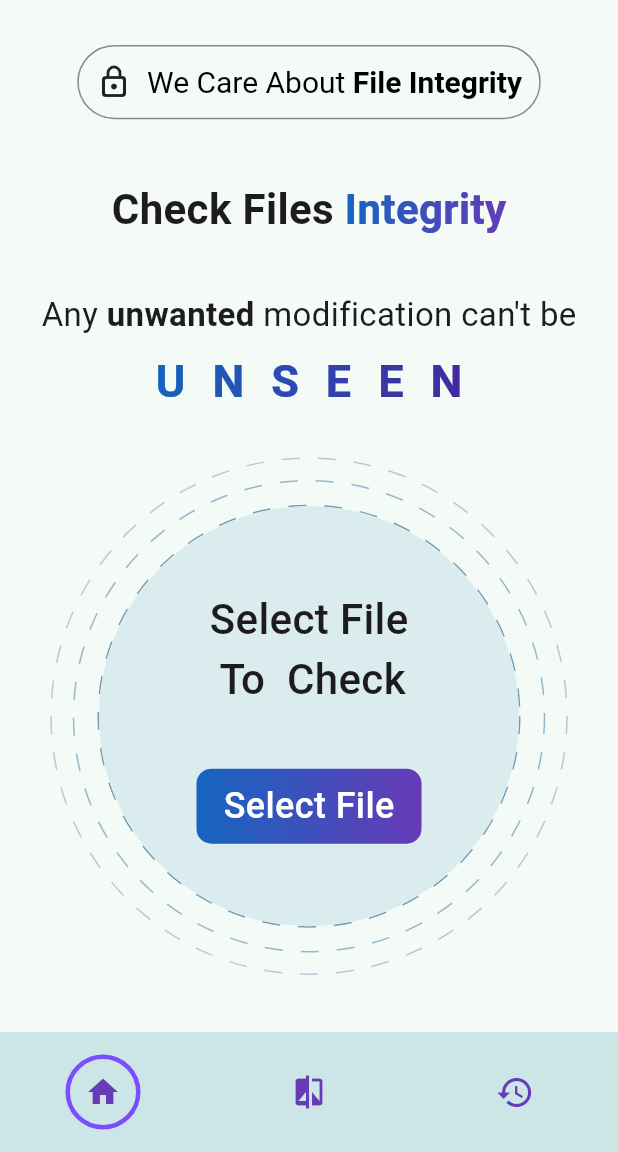
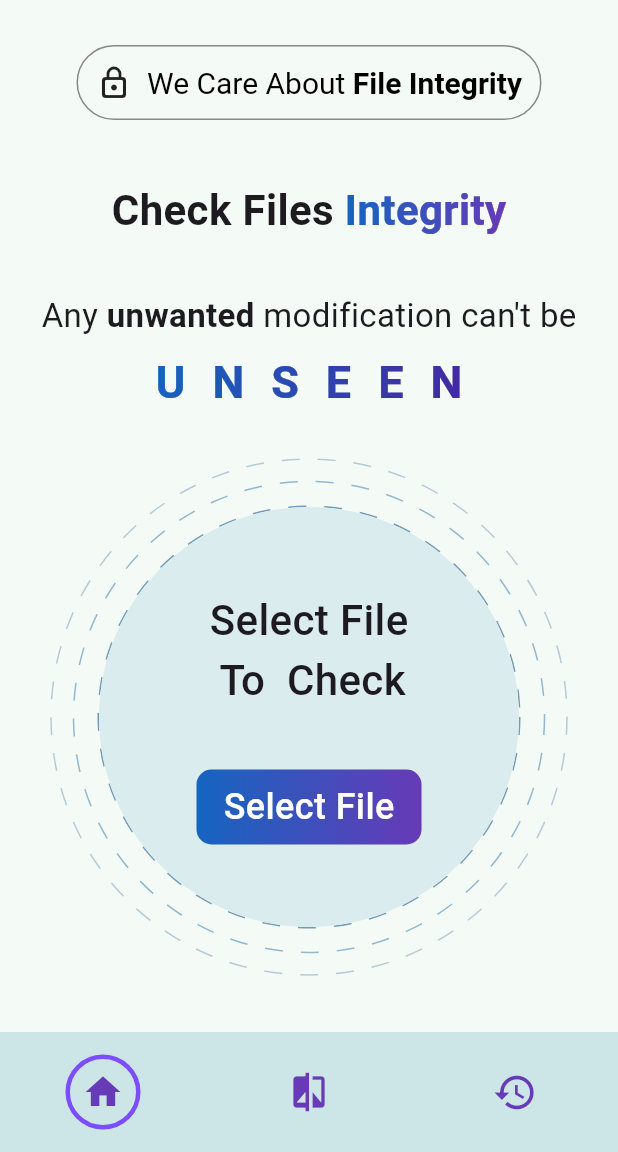
Before and after one commit to ayato91/Fair-Files, a Flutter app: the screen it shows after launch, on a phone screen of 412 x 824 dp, the part 84-1236 px from its top. Run offline on Flutter 3.47's test engine with Material 3 defaults, Android fonts, the phone set to English and light mode, and no system bars; drawn by our look-alikes of dotted_border; our stand-ins replace file_picker, flutter_bloc.

Commit message:
UI Issue Fixed

```diff
--- a/lib/view/body.dart
+++ b/lib/view/body.dart
@@ -46,7 +46,7 @@ class _MainPageState extends State<MainPage> {
                                     color: Colors.deepPurpleAccent, width: 3)
                                 : BorderSide.none)),
                     child: NavigationDestination(
-                        icon: Icon(Icons.home), label: '')),
+                        icon: Icon(Icons.home, size: 28), label: '')),
                 Container(
                     margin: EdgeInsets.all(15),
                     decoration: ShapeDecoration(
@@ -56,7 +56,7 @@ class _MainPageState extends State<MainPage> {
                                     color: Colors.deepPurpleAccent, width: 3)
                                 : BorderSide.none)),
                     child: NavigationDestination(
-                        icon: Icon(Icons.compare), label: '')),
+                        icon: Icon(Icons.compare, size: 28), label: '')),
                 Container(
                     margin: EdgeInsets.all(15),
                     decoration: ShapeDecoration(
@@ -66,7 +66,7 @@ class _MainPageState extends State<MainPage> {
                                     color: Colors.deepPurpleAccent, width: 3)
                                 : BorderSide.none)),
                     child: NavigationDestination(
-                        icon: Icon(Icons.history_sharp, size: 26), label: '')),
+                        icon: Icon(Icons.history_sharp, size: 30), label: '')),
               ]),
         );
       },
--- a/lib/view/pages/comparepage.dart
+++ b/lib/view/pages/comparepage.dart
@@ -21,8 +21,8 @@ class _ComparePageState extends State<ComparePage> {
         SizedBox(height: 30),
         Center(
           child: Container(
-            height: kIsWeb ? 60 : MediaQuery.sizeOf(context).height * 0.06,
-            width: kIsWeb ? 420 : MediaQuery.sizeOf(context).width * 0.75,
+            height: kIsWeb ? 60 : 50,
+            width: kIsWeb ? 420 : 310,
             decoration: BoxDecoration(
                 border: Border.all(color: Colors.black45),
                 borderRadius: BorderRadius.circular(25)),
--- a/lib/view/pages/homepage.dart
+++ b/lib/view/pages/homepage.dart
@@ -23,8 +23,8 @@ class _HomePageState extends State<HomePage> {
         SizedBox(height: 30),
         Center(
           child: Container(
-            height: kIsWeb ? 60 : MediaQuery.sizeOf(context).height * 0.06,
-            width: kIsWeb ? 420 : MediaQuery.sizeOf(context).width * 0.75,
+            height: kIsWeb ? 60 : 50,
+            width: kIsWeb ? 420 : 310,
             decoration: BoxDecoration(
                 border: Border.all(color: Colors.black45),
                 borderRadius: BorderRadius.circular(25)),
```
Also changed, not shown: pubspec.lock.
